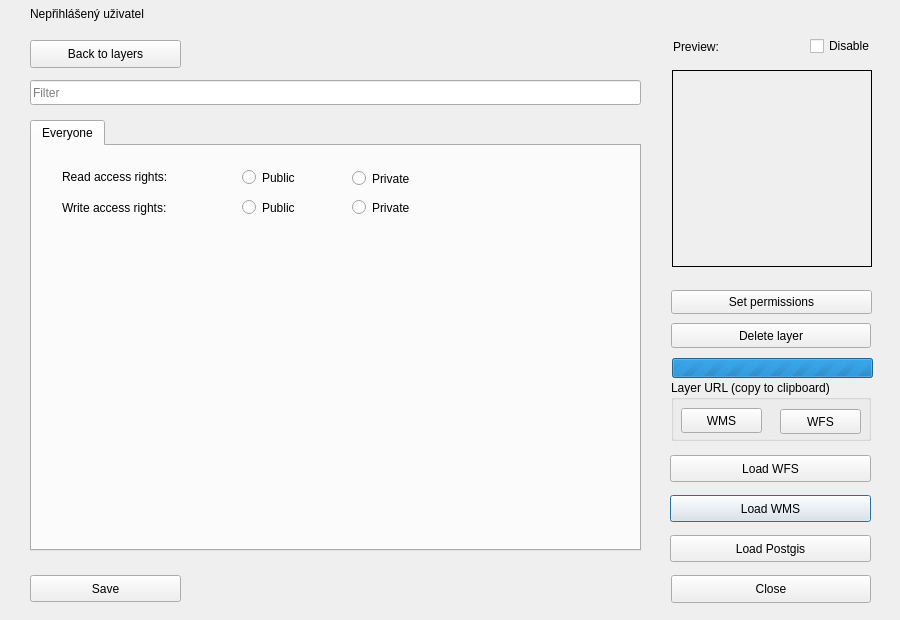
Old version of the form dlg_addLayer.ui in the repository LESPROJEKT/qgis-layman-plugin.
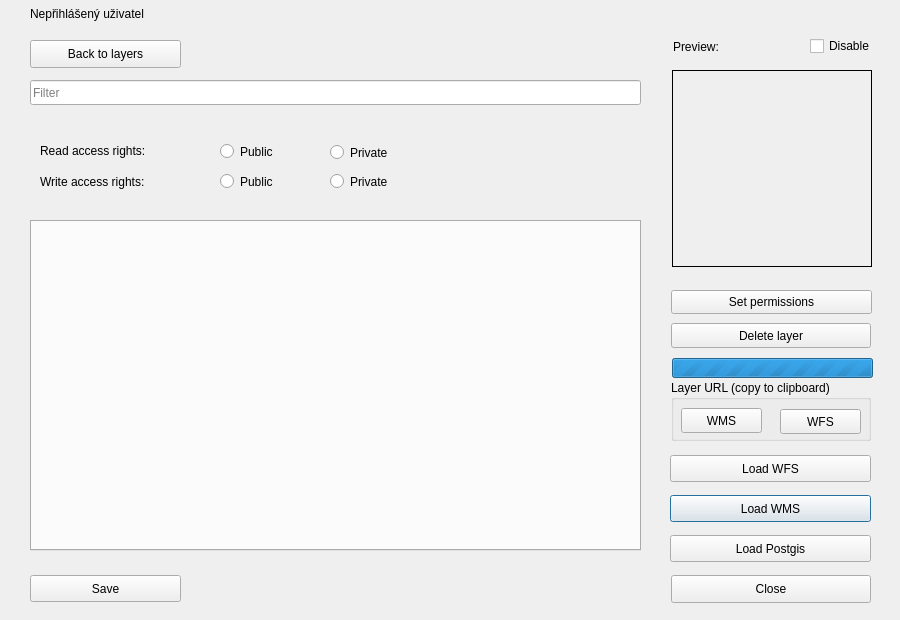
New version of the form. The open tabs and pages were chosen to show the change. Icons and pictures are not drawn. Custom widgets are drawn as their Qt base class.

```diff
--- a/dlg_addLayer.ui
+++ b/dlg_addLayer.ui
@@ -316,103 +316,14 @@
      <property name="geometry">
       <rect>
        <x>10</x>
-       <y>90</y>
+       <y>190</y>
        <width>611</width>
-       <height>431</height>
+       <height>331</height>
       </rect>
      </property>
      <property name="currentIndex">
       <number>0</number>
      </property>
-     <widget class="QWidget" name="tab">
-      <attribute name="title">
-       <string>Everyone</string>
-      </attribute>
-      <widget class="QRadioButton" name="radioButton">
-       <property name="geometry">
-        <rect>
-         <x>210</x>
-         <y>20</y>
-         <width>111</width>
-         <height>23</height>
-        </rect>
-       </property>
-       <property name="text">
-        <string>Public</string>
-       </property>
-      </widget>
-      <widget class="QRadioButton" name="radioButton_2">
-       <property name="geometry">
-        <rect>
-         <x>320</x>
-         <y>21</y>
-         <width>111</width>
-         <height>23</height>
-        </rect>
-       </property>
-       <property name="text">
-        <string>Private</string>
-       </property>
-      </widget>
-      <widget class="QRadioButton" name="radioButton_3">
-       <property name="geometry">
-        <rect>
-         <x>320</x>
-         <y>50</y>
-         <width>111</width>
-         <height>23</height>
-        </rect>
-       </property>
-       <property name="text">
-        <string>Private</string>
-       </property>
-      </widget>
-      <widget class="QRadioButton" name="radioButton_4">
-       <property name="geometry">
-        <rect>
-         <x>210</x>
-         <y>50</y>
-         <width>111</width>
-         <height>23</height>
-        </rect>
-       </property>
-       <property name="text">
-        <string>Public</string>
-       </property>
-      </widget>
-      <widget class="QLabel" name="label_5">
-       <property name="geometry">
-        <rect>
-         <x>30</x>
-         <y>22</y>
-         <width>141</width>
-         <height>17</height>
-        </rect>
-       </property>
-       <property name="text">
-        <string>Read access rights:</string>
-       </property>
-       <property name="buddy">
-        <cstring>radioButton</cstring>
-       </property>
-      </widget>
-      <widget class="QLabel" name="label_6">
-       <property name="geometry">
-        <rect>
-         <x>30</x>
-         <y>53</y>
-         <width>141</width>
-         <height>17</height>
-        </rect>
-       </property>
-       <property name="text">
-        <string>Write access rights:</string>
-       </property>
-       <property name="buddy">
-        <cstring>radioButton_4</cstring>
-       </property>
-      </widget>
-     </widget>
     </widget>
     <widget class="QPushButton" name="pushButton_save">
      <property name="geometry">
@@ -447,6 +358,90 @@
       <string>Filter</string>
      </property>
     </widget>
+    <widget class="QRadioButton" name="radioButton_writePublic">
+     <property name="geometry">
+      <rect>
+       <x>200</x>
+       <y>140</y>
+       <width>111</width>
+       <height>23</height>
+      </rect>
+     </property>
+     <property name="text">
+      <string>Public</string>
+     </property>
+    </widget>
+    <widget class="QLabel" name="label_6">
+     <property name="geometry">
+      <rect>
+       <x>20</x>
+       <y>143</y>
+       <width>141</width>
+       <height>17</height>
+      </rect>
+     </property>
+     <property name="text">
+      <string>Write access rights:</string>
+     </property>
+     <property name="buddy">
+      <cstring>radioButton_writePublic</cstring>
+     </property>
+    </widget>
+    <widget class="QLabel" name="label_5">
+     <property name="geometry">
+      <rect>
+       <x>20</x>
+       <y>112</y>
+       <width>141</width>
+       <height>17</height>
+      </rect>
+     </property>
+     <property name="text">
+      <string>Read access rights:</string>
+     </property>
+     <property name="buddy">
+      <cstring>radioButton_readPublic</cstring>
+     </property>
+    </widget>
+    <widget class="QRadioButton" name="radioButton_readPrivate">
+     <property name="geometry">
+      <rect>
+       <x>310</x>
+       <y>111</y>
+       <width>111</width>
+       <height>23</height>
+      </rect>
+     </property>
+     <property name="text">
+      <string>Private</string>
+     </property>
+    </widget>
+    <widget class="QRadioButton" name="radioButton_readPublic">
+     <property name="geometry">
+      <rect>
+       <x>200</x>
+       <y>110</y>
+       <width>111</width>
+       <height>23</height>
+      </rect>
+     </property>
+     <property name="text">
+      <string>Public</string>
+     </property>
+    </widget>
+    <widget class="QRadioButton" name="radioButton_writePrivate">
+     <property name="geometry">
+      <rect>
+       <x>310</x>
+       <y>140</y>
+       <width>111</width>
+       <height>23</height>
+      </rect>
+     </property>
+     <property name="text">
+      <string>Private</string>
+     </property>
+    </widget>
    </widget>
    <widget class="QWidget" name="page2">
     <widget class="QTreeWidget" name="treeWidget">
```
Left out of the diff: 2 changed lines with no effect on the pictures.
